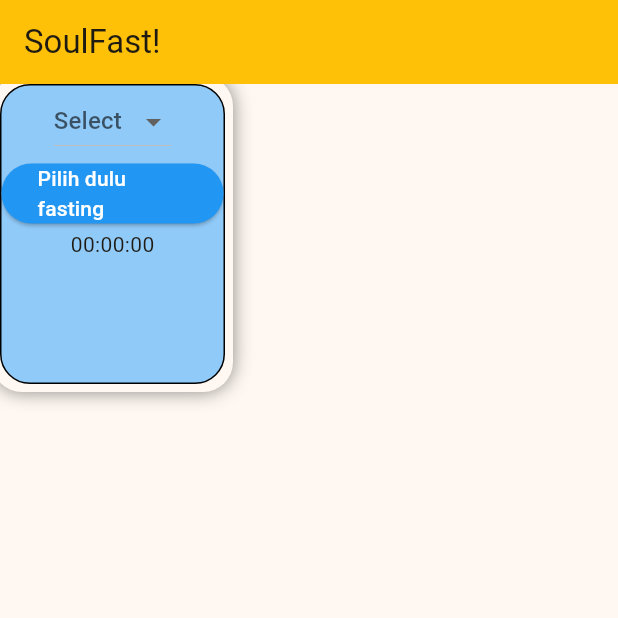
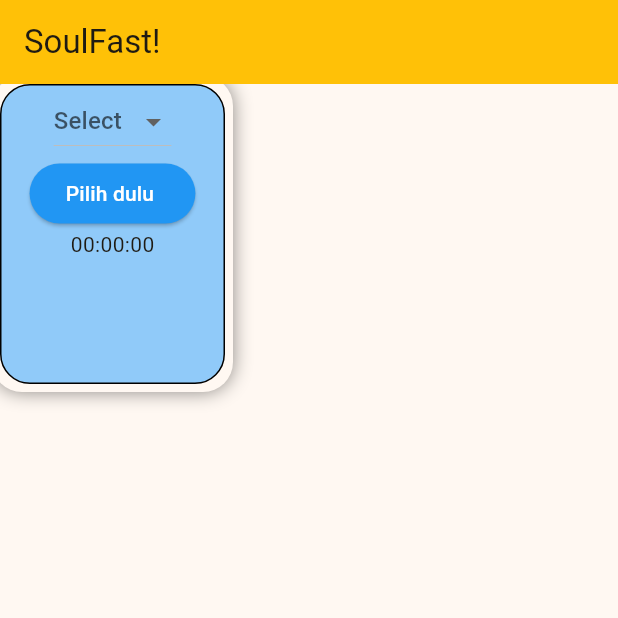
Before and after one commit to ilhamafandi21/soul-fast, a Flutter app: the screen it shows after launch, after a tap on "Start", on a phone screen of 412 x 824 dp, the top half of it. Run offline on Flutter 3.47's test engine with Material 3 defaults, Android fonts, the phone set to English and light mode, and no system bars.

Commit message:
10 Nov 2025

```diff
--- a/lib/widgets/dropdown_widget.dart
+++ b/lib/widgets/dropdown_widget.dart
@@ -62,7 +62,7 @@ class _DropdownWidgetState extends State<DropdownWidget> {
 
         } else {
           e.cancel();
-          buttonText = 'Pilih dulu fasting';
+          buttonText = 'Pilih dulu ';
         }
       });
     });
```
